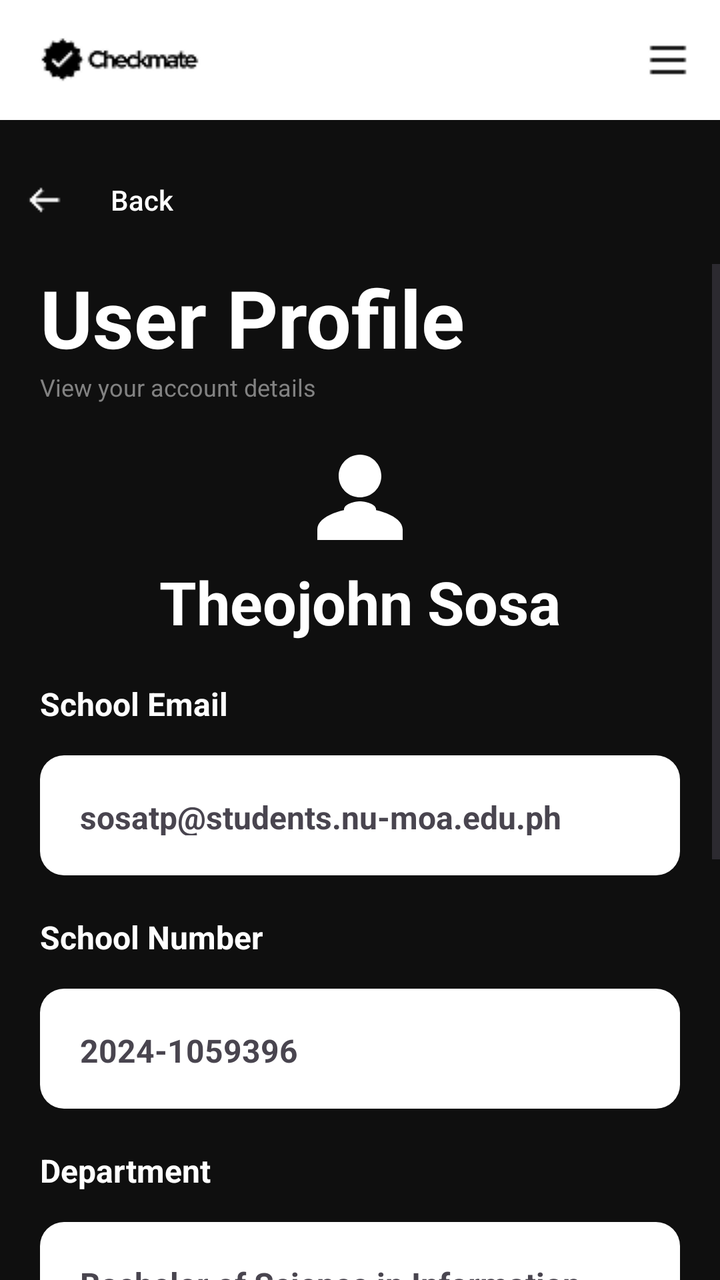
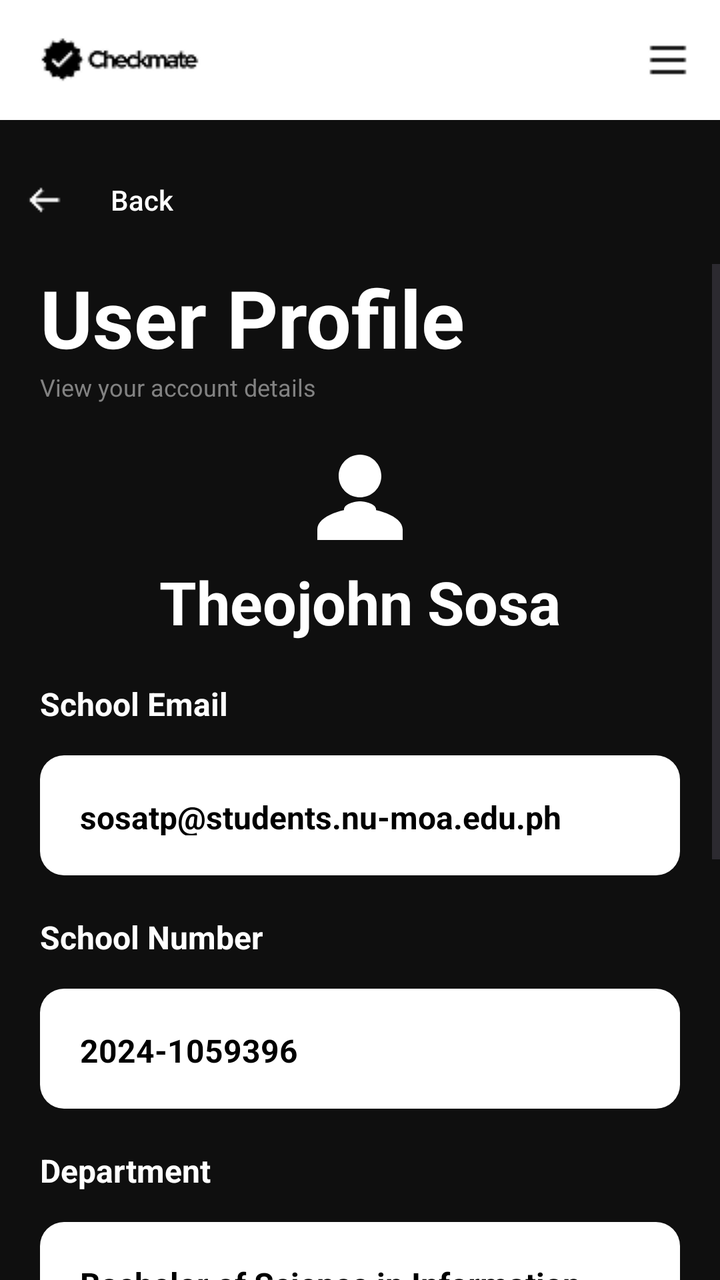

Two renders of the same Android screen: before a commit and after it. Below are the layout's source before the change and the commit's diff.
<!-- AndroidManifest.xml: application theme Theme.AuthTest -->
<!-- res/layout/activity_profile_page.xml -->
<?xml version="1.0" encoding="utf-8"?>
<androidx.drawerlayout.widget.DrawerLayout xmlns:android="http://schemas.android.com/apk/res/android"
    xmlns:app="http://schemas.android.com/apk/res-auto"
    xmlns:tools="http://schemas.android.com/tools"
    android:id="@+id/main"
    android:layout_width="match_parent"
    android:layout_height="match_parent"
    android:orientation="vertical"
    android:background="#0F0F0F"
    android:fitsSystemWindows="true"
    tools:context=".ProfilePage">

    <LinearLayout
        android:layout_width="match_parent"
        android:layout_height="match_parent"
        android:orientation="vertical" >

        <RelativeLayout
            android:layout_width="match_parent"
            android:layout_height="60dp"
            android:background="#FFFFFF">

            <ImageView
                android:id="@+id/header_logo"
                android:contentDescription="header_logo"
                android:layout_width="wrap_content"
                android:layout_height="wrap_content"
                android:src="@drawable/header_logo"
                android:layout_alignParentStart="true"
                android:layout_centerVertical="true"
                android:layout_marginStart="16dp" />

            <ImageView
                android:id="@+id/hamburger_icon"
                android:layout_width="wrap_content"
                android:layout_height="wrap_content"
                android:layout_alignParentEnd="true"
                android:layout_centerVertical="true"
                android:layout_marginEnd="16dp"
                android:contentDescription="hamburger_icon"
                android:src="@drawable/hamburger_icon" />

        </RelativeLayout>

        <LinearLayout
            android:layout_width="match_parent"
            android:layout_height="wrap_content"
            android:paddingStart="12dp"
            android:paddingEnd="20dp"
            android:paddingTop="16dp"
            android:paddingBottom="8dp">

            <androidx.appcompat.widget.AppCompatButton
                android:id="@+id/backButton"
                android:layout_width="wrap_content"
                android:layout_height="wrap_content"
                android:background="@android:color/transparent"
                android:drawableStart="@drawable/left_arrow"
                android:drawablePadding="10dp"
                android:text="Back"
                android:textAllCaps="false"
                android:textColor="#FFFFFF" />

        </LinearLayout>

        <ScrollView
            android:layout_width="match_parent"
            android:layout_height="match_parent">

            <LinearLayout
                android:layout_width="match_parent"
                android:layout_height="wrap_content"
                android:orientation="vertical"
                android:paddingHorizontal="20dp"
                android:paddingBottom="20dp" >

                <LinearLayout
                    android:layout_width="match_parent"
                    android:layout_height="wrap_content"
                    android:orientation="vertical"
                    android:layout_marginBottom="15dp" >

                    <TextView
                        android:text="User Profile"
                        android:textColor="#FFFFFF"
                        android:textStyle="bold"
                        android:textSize="40sp"
                        android:layout_width="wrap_content"
                        android:layout_height="wrap_content" />

                    <TextView
                        android:text="View your account details"
                        android:textColor="#828282"
                        android:textSize="12sp"
                        android:layout_width="wrap_content"
                        android:layout_height="wrap_content" />

                </LinearLayout>

                <LinearLayout
                    android:layout_width="match_parent"
                    android:layout_height="wrap_content"
                    android:orientation="vertical"
                    android:gravity="center"
                    android:layout_marginBottom="20dp">

                    <ImageView
                        android:id="@+id/profile_picture"
                        android:layout_width="wrap_content"
                        android:layout_height="wrap_content"
                        android:background="@drawable/default_avatar"
                        android:contentDescription="Profile Picture"
                        android:padding="20dp"
                        android:src="@drawable/ic_profile" />

                    <TextView
                        android:id="@+id/profile_user_name"
                        android:layout_width="wrap_content"
                        android:layout_height="wrap_content"
                        android:text="Theojohn Sosa"
                        android:textColor="#FFFFFF"
                        android:textSize="30sp"
                        android:textStyle="bold"
                        android:layout_marginTop="0dp"/>

                </LinearLayout>

                <LinearLayout
                    android:layout_width="match_parent"
                    android:layout_height="wrap_content"
                    android:orientation="vertical"
                    android:layout_marginBottom="20dp">

                    <TextView
                        android:layout_width="wrap_content"
                        android:layout_height="wrap_content"
                        android:layout_marginBottom="15dp"
                        android:text="School Email"
                        android:textColor="#FFFFFF"
                        android:textSize="16sp"
                        android:textStyle="bold" />

                    <TextView
                        android:id="@+id/profile_email"
                        android:layout_width="match_parent"
                        android:layout_height="60dp"
                        android:background="@drawable/buttons_corner_radius"
                        android:padding="20dp"
                        android:text="sosatp@students.nu-moa.edu.ph"
                        android:textSize="16sp"
                        android:textStyle="bold" />

                </LinearLayout>

                <LinearLayout
                    android:layout_width="match_parent"
                    android:layout_height="wrap_content"
                    android:orientation="vertical"
                    android:layout_marginBottom="20dp">

                    <TextView
                        android:layout_width="wrap_content"
                        android:layout_height="wrap_content"
                        android:layout_marginBottom="15dp"
                        android:text="School Number"
                        android:textColor="#FFFFFF"
                        android:textSize="16sp"
                        android:textStyle="bold" />

                    <TextView
                        android:id="@+id/profile_school_number"
                        android:layout_width="match_parent"
                        android:layout_height="60dp"
                        android:background="@drawable/buttons_corner_radius"
                        android:padding="20dp"
                        android:text="2024-1059396"
                        android:textSize="16sp"
                        android:textStyle="bold" />

                </LinearLayout>

                <LinearLayout
                    android:layout_width="match_parent"
                    android:layout_height="wrap_content"
                    android:orientation="vertical"
                    android:layout_marginBottom="20dp">

                    <TextView
                        android:layout_width="wrap_content"
                        android:layout_height="wrap_content"
                        android:layout_marginBottom="15dp"
                        android:text="Department"
                        android:textColor="#FFFFFF"
                        android:textSize="16sp"
                        android:textStyle="bold" />

                    <TextView
                        android:id="@+id/profile_department"
                        android:layout_width="match_parent"
                        android:layout_height="60dp"
                        android:background="@drawable/buttons_corner_radius"
                        android:padding="20dp"
                        android:text="Bachelor of Science in Information Technology"
                        android:textSize="16sp"
                        android:textStyle="bold" />

                </LinearLayout>

                <LinearLayout
                    android:layout_width="match_parent"
                    android:layout_height="wrap_content"
                    android:orientation="vertical"
                    android:layout_marginBottom="20dp">

                    <TextView
                        android:layout_width="wrap_content"
                        android:layout_height="wrap_content"
                        android:layout_marginBottom="15dp"
                        android:text="User Type"
                        android:textColor="#FFFFFF"
                        android:textSize="16sp"
                        android:textStyle="bold" />

                    <TextView
                        android:id="@+id/profile_user_type"
                        android:layout_width="match_parent"
                        android:layout_height="60dp"
                        android:background="@drawable/buttons_corner_radius"
                        android:padding="20dp"
                        android:text="Student"
                        android:textSize="16sp"
                        android:textStyle="bold" />

                </LinearLayout>

                <LinearLayout
                    android:layout_width="match_parent"
                    android:layout_height="wrap_content"
                    android:orientation="vertical"
                    android:layout_marginBottom="15dp">

                    <TextView
                        android:layout_width="wrap_content"
                        android:layout_height="wrap_content"
                        android:layout_marginBottom="15dp"
                        android:text="Year"
                        android:textColor="#FFFFFF"
                        android:textSize="16sp"
                        android:textStyle="bold" />

                    <TextView
                        android:id="@+id/profile_year"
                        android:layout_width="match_parent"
                        android:layout_height="60dp"
                        android:background="@drawable/buttons_corner_radius"
                        android:padding="20dp"
                        android:text="2nd Year"
                        android:textSize="16sp"
                        android:textStyle="bold" />

                </LinearLayout>

                <androidx.appcompat.widget.AppCompatButton
                    android:id="@+id/logoutButton"
                    android:layout_width="match_parent"
                    android:layout_height="60dp"
                    android:background="@drawable/settings_logout_button"
                    android:text="Logout"
                    android:textAllCaps="false"
                    android:textColor="#FFFFFF"
                    android:textSize="16sp"
                    android:textStyle="bold" />

            </LinearLayout>

        </ScrollView>

    </LinearLayout>

    <com.google.android.material.navigation.NavigationView
        android:id="@+id/navigation_view_profile"
        android:layout_width="280dp"
        android:layout_height="match_parent"
        android:layout_gravity="start"
        android:background="#1A1A1A"
        app:headerLayout="@layout/drawer_header"
        app:itemTextColor="@color/menu_item_color"
        app:itemIconTint="@color/menu_item_color"
        app:menu="@menu/menu_drawer" />

</androidx.drawerlayout.widget.DrawerLayout>
<!-- res/layout/drawer_header.xml (included above) -->
<?xml version="1.0" encoding="utf-8"?>
<LinearLayout xmlns:android="http://schemas.android.com/apk/res/android"
    android:layout_width="match_parent"
    android:layout_height="200dp"
    android:orientation="vertical"
    android:gravity="bottom"
    android:padding="20dp"
    android:background="#0F0F0F">

    <ImageView
        android:id="@+id/drawer_user_avatar"
        android:layout_width="60dp"
        android:layout_height="60dp"
        android:src="@drawable/default_avatar"
        android:contentDescription="user_avatar"
        android:layout_marginBottom="15dp" />

    <TextView
        android:id="@+id/drawer_user_name"
        android:layout_width="wrap_content"
        android:layout_height="wrap_content"
        android:text="User Name"
        android:textColor="#FFFFFF"
        android:textSize="24sp"
        android:textStyle="bold" />

    <TextView
        android:id="@+id/drawer_user_email"
        android:layout_width="wrap_content"
        android:layout_height="wrap_content"
        android:text="user@example.com"
        android:textColor="#828282"
        android:textSize="12sp" />

</LinearLayout>
<!-- resources referenced by this layout -->
<resources>
  <!-- drawable buttons_corner_radius (drawable) -->
  <shape xmlns:android="http://schemas.android.com/apk/res/android" android:shape="rectangle">
      <solid android:color="#FFFFFF"/>
      <corners android:radius="12dp"/>
  </shape>
  <!-- drawable default_avatar (drawable) -->
  <?xml version="1.0" encoding="utf-8"?>
  <vector xmlns:android="http://schemas.android.com/apk/res/android"
      android:width="24dp"
      android:height="24dp"
      android:viewportWidth="24"
      android:viewportHeight="24">
      <path
          android:fillColor="#FFFFFF"
          android:pathData="M12,12c2.21,0 4,-1.79 4,-4s-1.79,-4 -4,-4 -4,1.79 -4,4 1.79,4 4,4zm0,2c-2.67,0 -8,1.34 -8,4v2h16v-2c0,-2.66 -5.33,-4 -8,-4z" />
  </vector>
  <!-- drawable hamburger_icon: png bitmap (drawable, 177 bytes) -->
  <!-- drawable header_logo: png bitmap (drawable, 1337 bytes) -->
  <!-- drawable ic_profile (drawable) -->
  <?xml version="1.0" encoding="utf-8"?>
  <vector xmlns:android="http://schemas.android.com/apk/res/android"
      android:width="24dp"
      android:height="24dp"
      android:viewportWidth="24"
      android:viewportHeight="24">
      <path
          android:fillColor="#FFFFFF"
          android:pathData="M12,12c2.21,0 4,-1.79 4,-4s-1.79,-4 -4,-4 -4,1.79 -4,4 1.79,4 4,4zM12,14c-2.67,0 -8,1.34 -8,4v2h16v-2c0,-2.66 -5.33,-4 -8,-4z" />
  </vector>
  <!-- drawable left_arrow: png bitmap (drawable, 316 bytes) -->
  <!-- drawable settings_logout_button (drawable) -->
  <?xml version="1.0" encoding="utf-8"?>
  <shape xmlns:android="http://schemas.android.com/apk/res/android">
      <solid android:color="#C92A2A" />
      <corners android:radius="12dp" />
  </shape>
  <style name="Theme.AuthTest" parent="Base.Theme.AuthTest" />
  <style name="Base.Theme.AuthTest" parent="Theme.Material3.DayNight.NoActionBar">
          
          
      </style>
</resources>

<!-- the commit's change to res/layout/activity_profile_page.xml (unified diff, before → after) -->
@@ -148,6 +148,7 @@
                         android:padding="20dp"
                         android:text="sosatp@students.nu-moa.edu.ph"
                         android:textSize="16sp"
+                        android:textColor="#000000"
                         android:textStyle="bold" />
 
                 </LinearLayout>
@@ -175,6 +176,7 @@
                         android:padding="20dp"
                         android:text="2024-1059396"
                         android:textSize="16sp"
+                        android:textColor="#000000"
                         android:textStyle="bold" />
 
                 </LinearLayout>
@@ -202,6 +204,7 @@
                         android:padding="20dp"
                         android:text="Bachelor of Science in Information Technology"
                         android:textSize="16sp"
+                        android:textColor="#000000"
                         android:textStyle="bold" />
 
                 </LinearLayout>
@@ -229,6 +232,7 @@
                         android:padding="20dp"
                         android:text="Student"
                         android:textSize="16sp"
+                        android:textColor="#000000"
                         android:textStyle="bold" />
 
                 </LinearLayout>
@@ -256,6 +260,7 @@
                         android:padding="20dp"
                         android:text="2nd Year"
                         android:textSize="16sp"
+                        android:textColor="#000000"
                         android:textStyle="bold" />
 
                 </LinearLayout>
